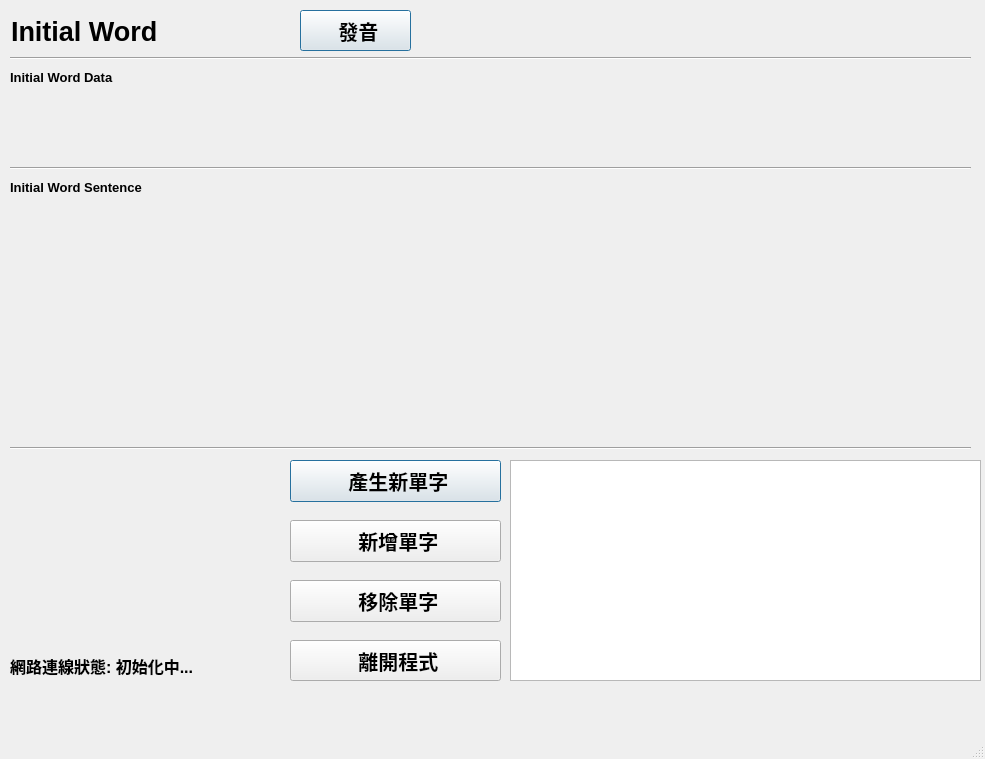
Before: the Qt Designer form UI/init.ui in AhJayzZ/VocabularyTrainer, drawn with Qt 5.
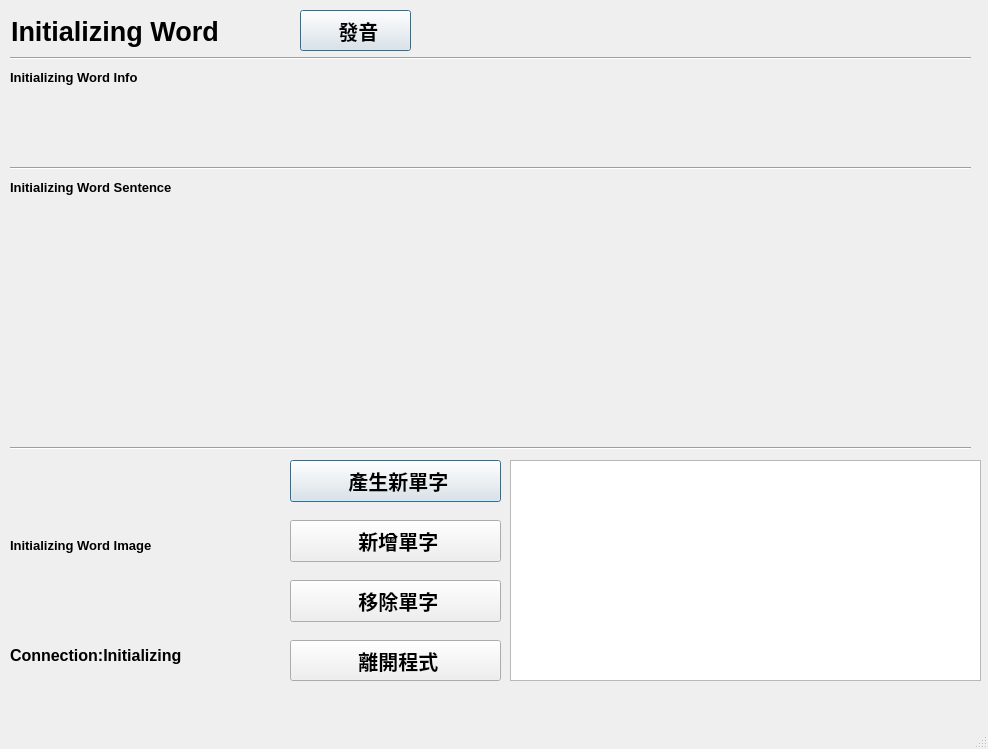
After: the same form once the commit is applied.

Commit message: add word image

```diff
--- a/UI/init.ui
+++ b/UI/init.ui
@@ -6,8 +6,8 @@
    <rect>
     <x>0</x>
     <y>0</y>
-    <width>985</width>
-    <height>759</height>
+    <width>988</width>
+    <height>749</height>
    </rect>
   </property>
   <property name="font">
@@ -59,7 +59,7 @@
      </font>
     </property>
     <property name="text">
-     <string>Initial Word Data</string>
+     <string>Initializing Word Info</string>
     </property>
     <property name="alignment">
      <set>Qt::AlignLeading|Qt::AlignLeft|Qt::AlignTop</set>
@@ -82,7 +82,7 @@
      </font>
     </property>
     <property name="text">
-     <string>Initial Word Sentence</string>
+     <string>Initializing Word Sentence</string>
     </property>
     <property name="alignment">
      <set>Qt::AlignLeading|Qt::AlignLeft|Qt::AlignTop</set>
@@ -105,7 +105,7 @@
      </font>
     </property>
     <property name="text">
-     <string>Initial Word</string>
+     <string>Initializing Word</string>
     </property>
    </widget>
    <widget class="QListWidget" name="recordList">
@@ -129,7 +129,7 @@
     <property name="geometry">
      <rect>
       <x>10</x>
-      <y>640</y>
+      <y>630</y>
       <width>241</width>
       <height>51</height>
      </rect>
@@ -142,7 +142,7 @@
      </font>
     </property>
     <property name="text">
-     <string>網路連線狀態: 初始化中...</string>
+     <string>Connection:Initializing</string>
     </property>
    </widget>
    <widget class="QPushButton" name="addButton">
@@ -283,6 +283,26 @@
      <enum>Qt::Horizontal</enum>
     </property>
    </widget>
+   <widget class="QLabel" name="imageLabel">
+    <property name="geometry">
+     <rect>
+      <x>10</x>
+      <y>460</y>
+      <width>271</width>
+      <height>171</height>
+     </rect>
+    </property>
+    <property name="font">
+     <font>
+      <pointsize>10</pointsize>
+      <weight>75</weight>
+      <bold>true</bold>
+     </font>
+    </property>
+    <property name="text">
+     <string>Initializing Word Image</string>
+    </property>
+   </widget>
   </widget>
   <widget class="QMenuBar" name="menubar">
    <property name="geometry">
```
Left out of the diff: 2 changed lines with no effect on the pictures. The commit also changes 6 other files.
